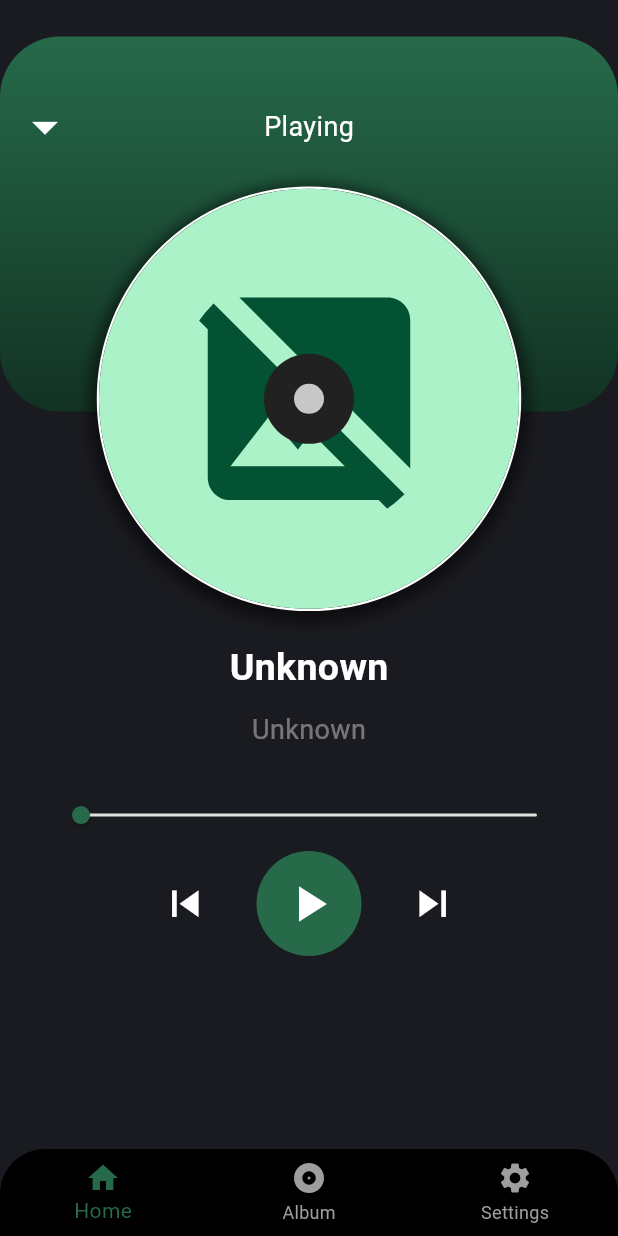
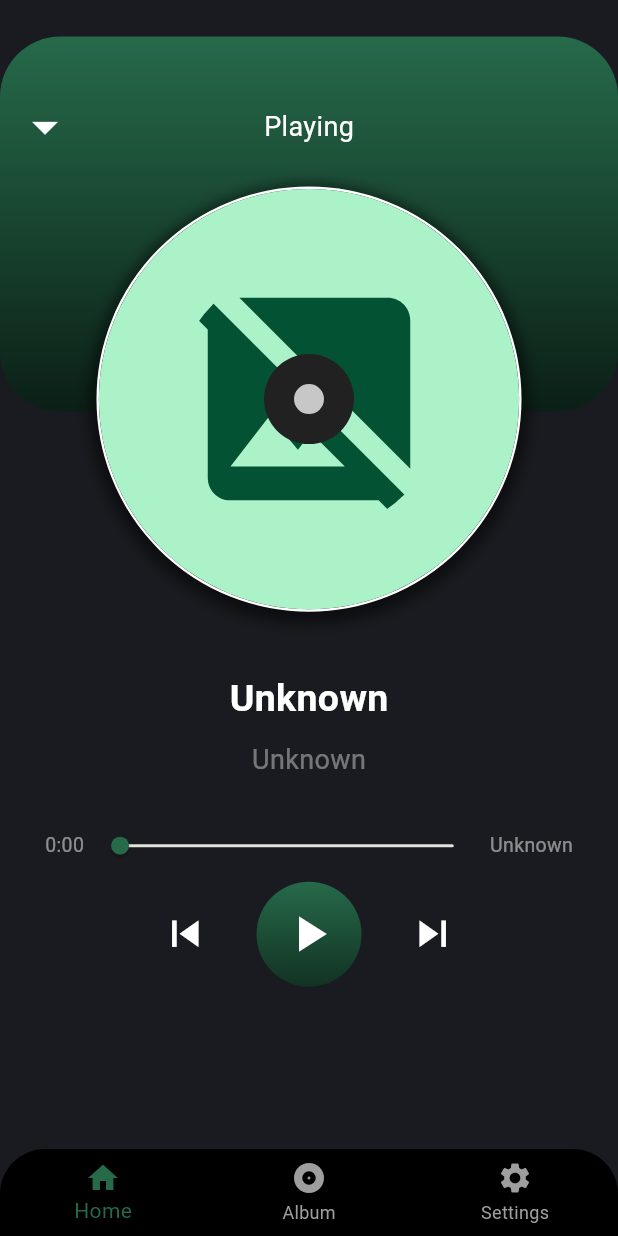
Before and after one commit to DavidAvila502/palm_player, a Flutter app: the screen it shows after launch, after a tap on the "arrow drop up" icon, on a phone screen of 412 x 824 dp. Run offline on Flutter 3.47's test engine with Material 3 defaults, Android fonts, the phone set to English and light mode, and no system bars; our stand-ins replace equatable, flutter_bloc, just_audio, on_audio_query, permission_handler.

Commit message:
add progress and song duration on large_content

```diff
--- a/lib/presentation/utils/mliseconds_to_minutes.dart
+++ b/lib/presentation/utils/miliseconds_to_minutes.dart
@@ -12,12 +12,12 @@ String miliSecondsToMinutesFormat(int? miliseconds) {
 
   // * Calculate the Seconds
 
-  double minuteSeconds = double.parse(
+  double milisecondsRemaining = double.parse(
       '0.${minutes.toString().substring(indexOfDot + 1, minutes.toString().length)}');
 
-  String finalSeconds = (minuteSeconds * 60)
+  String finalSeconds = (milisecondsRemaining * 60)
       .toString()
-      .substring(0, (minuteSeconds * 60).toString().indexOf('.'));
+      .substring(0, (milisecondsRemaining * 60).toString().indexOf('.'));
 
-  return '$finalMinutes:$finalSeconds';
+  return '$finalMinutes:${finalSeconds.length < 2 ? '0' : ''}$finalSeconds';
 }
--- a/lib/presentation/widgets/bottom_navigator/expandible_player_large_content.dart
+++ b/lib/presentation/widgets/bottom_navigator/expandible_player_large_content.dart
@@ -7,6 +7,7 @@ import 'package:palm_player/presentation/cubits/progress/song_progress_cubit.dar
 import 'package:palm_player/presentation/cubits/song/get_song_art/get_song_art_cubit.dart';
 import 'package:palm_player/presentation/cubits/song/get_song_art/get_song_art_state.dart';
 import 'package:palm_player/presentation/utils/darken_color.dart';
+import 'package:palm_player/presentation/utils/miliseconds_to_minutes.dart';
 
 class ExpandiblePlayerLargeContent extends StatefulWidget {
   final bool isRotating;
@@ -73,7 +74,7 @@ class _ExpandiblePlayerLargeContentState
             decoration: BoxDecoration(
                 gradient: LinearGradient(colors: [
                   Theme.of(context).primaryColor,
-                  darken(Theme.of(context).primaryColor, 0.15)
+                  darken(Theme.of(context).primaryColor, 0.20)
                 ], begin: Alignment.topCenter, end: Alignment.bottomCenter),
                 borderRadius: const BorderRadius.only(
                     bottomRight: Radius.circular(40),
@@ -140,7 +141,7 @@ class _ExpandiblePlayerLargeContentState
                 child: Container(
                   decoration: BoxDecoration(
                       shape: BoxShape.circle,
-                      border: Border.all(color: Colors.white, width: 1.5),
+                      border: Border.all(color: Colors.white, width: 1.6),
                       boxShadow: [
                         BoxShadow(
                           color: Colors.black.withOpacity(0.5),
@@ -150,7 +151,7 @@ class _ExpandiblePlayerLargeContentState
                         )
                       ]),
                   child: CircleAvatar(
-                    maxRadius: 140,
+                    maxRadius: MediaQuery.sizeOf(context).width * 0.34,
                     child: Stack(alignment: Alignment.center, children: [
                       ClipOval(
                         child: BlocBuilder<GetSongArtcubit, GetSongArtState>(
@@ -201,7 +202,7 @@ class _ExpandiblePlayerLargeContentState
               ),
 
               const SizedBox(
-                height: 20,
+                height: 40,
               ),
 
               // * Song name and Artis name.
@@ -243,6 +244,23 @@ class _ExpandiblePlayerLargeContentState
               // * Progress bar *
               Padding(
                 padding: const EdgeInsets.symmetric(horizontal: 30),
+                child: Row(
+                  mainAxisAlignment: MainAxisAlignment.center,
+                  children: [
+                    // * Progress song text
+                    Text(
+                      miliSecondsToMinutesFormat(context
+                          .read<SongProgressCubit>()
+                          .state
+                          .position
+                          .inMilliseconds),
+                      style: const TextStyle(
+                          color: Color.fromRGBO(255, 255, 255, 0.5),
+                          fontSize: 13),
+                    ),
+
+                    // * Slidebar progress.
+                    Expanded(
                       child: SliderTheme(
                         data: const SliderThemeData(
                             trackHeight: 2,
@@ -267,7 +285,23 @@ class _ExpandiblePlayerLargeContentState
                                   .read<SongProgressCubit>()
                                   .updateProgressTo(value);
                             }),
-                  )),
+                      ),
+                    ),
+
+                    // * Song Duration text
+                    Text(
+                      miliSecondsToMinutesFormat(context
+                          .read<PlayerCubit>()
+                          .state
+                          .currentSong
+                          ?.duration),
+                      style: const TextStyle(
+                          color: Color.fromRGBO(255, 255, 255, 0.5),
+                          fontSize: 13),
+                    ),
+                  ],
+                ),
+              ),
 
               // * Buttons *
               Row(
@@ -308,7 +342,14 @@ class _ExpandiblePlayerLargeContentState
                           child: Container(
                             padding: const EdgeInsets.all(15),
                             decoration: BoxDecoration(
-                                color: Theme.of(context).primaryColor,
+                                gradient: LinearGradient(
+                                    colors: [
+                                      Theme.of(context).primaryColor,
+                                      darken(
+                                          Theme.of(context).primaryColor, 0.15)
+                                    ],
+                                    begin: Alignment.topCenter,
+                                    end: Alignment.bottomCenter),
                                 shape: BoxShape.circle),
                             child: const Icon(
                               Icons.pause,
@@ -329,7 +370,14 @@ class _ExpandiblePlayerLargeContentState
                           child: Container(
                             padding: const EdgeInsets.all(15),
                             decoration: BoxDecoration(
-                                color: Theme.of(context).primaryColor,
+                                gradient: LinearGradient(
+                                    colors: [
+                                      Theme.of(context).primaryColor,
+                                      darken(
+                                          Theme.of(context).primaryColor, 0.15)
+                                    ],
+                                    begin: Alignment.topCenter,
+                                    end: Alignment.bottomCenter),
                                 shape: BoxShape.circle),
                             child: const Icon(
                               Icons.play_arrow,
@@ -342,7 +390,13 @@ class _ExpandiblePlayerLargeContentState
                         return Container(
                           padding: const EdgeInsets.all(15),
                           decoration: BoxDecoration(
-                              color: Theme.of(context).primaryColor,
+                              gradient: LinearGradient(
+                                  colors: [
+                                    Theme.of(context).primaryColor,
+                                    darken(Theme.of(context).primaryColor, 0.15)
+                                  ],
+                                  begin: Alignment.topCenter,
+                                  end: Alignment.bottomCenter),
                               shape: BoxShape.circle),
                           child: const Icon(
                             Icons.play_arrow,
--- a/lib/presentation/widgets/home_screen/song_list.dart
+++ b/lib/presentation/widgets/home_screen/song_list.dart
@@ -6,7 +6,7 @@ import 'package:palm_player/presentation/cubits/player/player_state.dart';
 import 'package:palm_player/presentation/cubits/song/get_all_songs/get_all_songs_state.dart';
 import 'package:palm_player/presentation/cubits/song/get_song_art/get_song_art_cubit.dart';
 import 'package:palm_player/presentation/cubits/song/get_song_art/get_song_art_state.dart';
-import 'package:palm_player/presentation/utils/mliseconds_to_minutes.dart';
+import 'package:palm_player/presentation/utils/miliseconds_to_minutes.dart';
 
 class SongList extends StatelessWidget {
   final GetAllSongsStateLoaded state;
```
Lines whose indentation alone changed are shown as unchanged.
